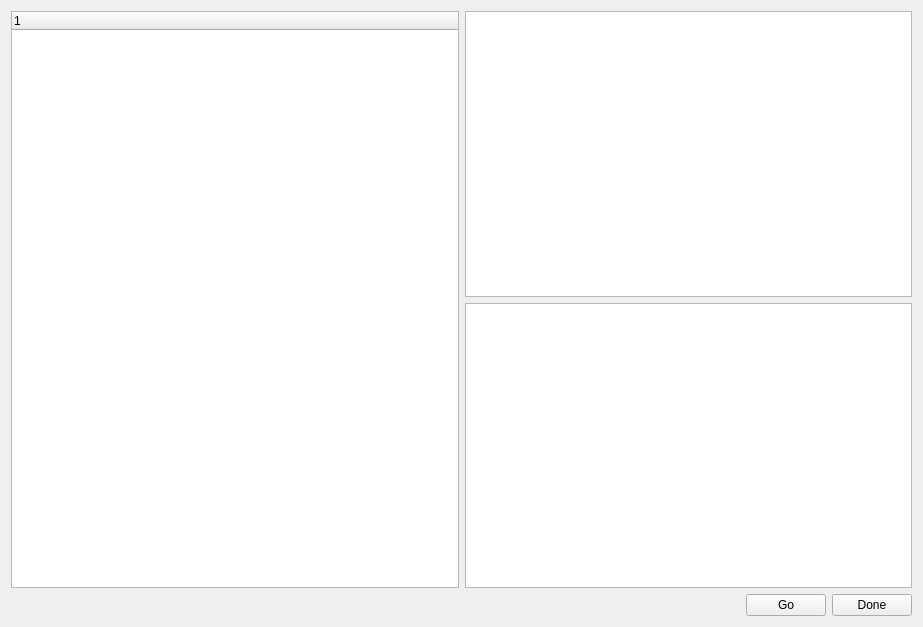
Qt form bender.ui (tytell/Bender2) before a commit.
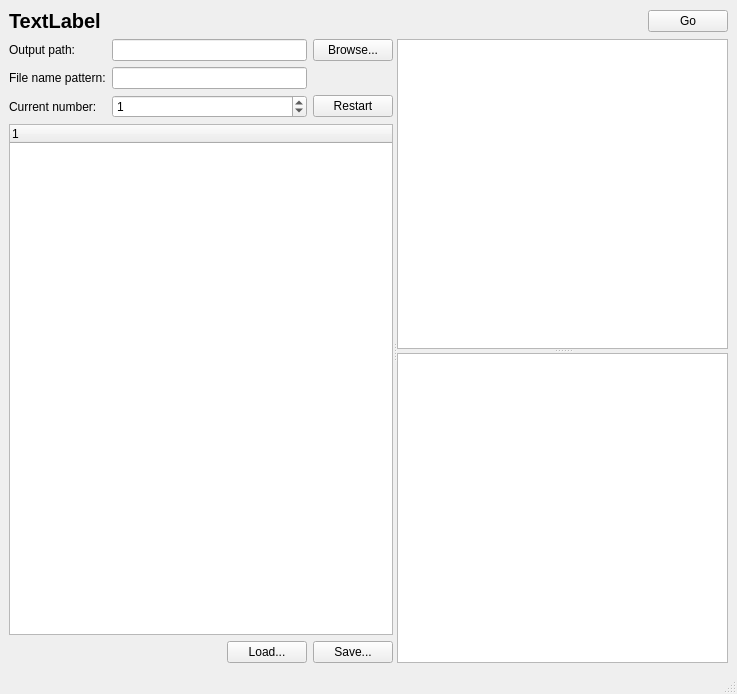
The same form after that commit. Custom widgets are drawn as their Qt base class.

Commit message: Basic functionality with ParameterTree works.

Patch:
```diff
--- a/bender.ui
+++ b/bender.ui
@@ -1,74 +1,174 @@
 <?xml version="1.0" encoding="UTF-8"?>
 <ui version="4.0">
- <class>Bender2Window</class>
- <widget class="QWidget" name="Bender2Window">
+ <class>BenderWindow</class>
+ <widget class="QMainWindow" name="BenderWindow">
   <property name="geometry">
    <rect>
     <x>0</x>
     <y>0</y>
-    <width>923</width>
-    <height>627</height>
+    <width>737</width>
+    <height>694</height>
    </rect>
   </property>
   <property name="windowTitle">
    <string>Bender2</string>
   </property>
-  <layout class="QVBoxLayout" name="verticalLayout_2">
-   <item>
-    <layout class="QHBoxLayout" name="horizontalLayout_2">
-     <item>
-      <widget class="ParameterTree" name="parameterTree">
-       <column>
+  <widget class="QWidget" name="centralwidget">
+   <layout class="QVBoxLayout" name="verticalLayout_2" stretch="0,100">
+    <item>
+     <layout class="QHBoxLayout" name="horizontalLayout">
+      <item>
+       <widget class="QLabel" name="fileNameLabel">
+        <property name="font">
+         <font>
+          <pointsize>15</pointsize>
+          <weight>75</weight>
+          <bold>true</bold>
+         </font>
+        </property>
         <property name="text">
-         <string notr="true">1</string>
+         <string>TextLabel</string>
         </property>
-       </column>
+       </widget>
+      </item>
+      <item>
+       <spacer name="horizontalSpacer">
+        <property name="orientation">
+         <enum>Qt::Horizontal</enum>
+        </property>
+        <property name="sizeHint" stdset="0">
+         <size>
+          <width>40</width>
+          <height>20</height>
+         </size>
+        </property>
+       </spacer>
+      </item>
+      <item>
+       <widget class="QPushButton" name="goButton">
+        <property name="text">
+         <string>Go</string>
+        </property>
+       </widget>
+      </item>
+     </layout>
+    </item>
+    <item>
+     <widget class="QSplitter" name="verticalSplitter">
+      <property name="orientation">
+       <enum>Qt::Horizontal</enum>
+      </property>
+      <widget class="QWidget" name="verticalLayoutWidget">
+       <layout class="QVBoxLayout" name="verticalLayout">
+        <item>
+         <layout class="QGridLayout" name="gridLayout">
+          <item row="1" column="1">
+           <widget class="QLineEdit" name="fileNamePatternEdit"/>
+          </item>
+          <item row="0" column="1">
+           <widget class="QLineEdit" name="outputPathEdit"/>
+          </item>
+          <item row="1" column="0">
+           <widget class="QLabel" name="label_2">
+            <property name="text">
+             <string>File name pattern:</string>
+            </property>
+           </widget>
+          </item>
+          <item row="0" column="2">
+           <widget class="QPushButton" name="browseOutputPathButton">
+            <property name="text">
+             <string>Browse...</string>
+            </property>
+           </widget>
+          </item>
+          <item row="0" column="0">
+           <widget class="QLabel" name="label">
+            <property name="text">
+             <string>Output path:</string>
+            </property>
+           </widget>
+          </item>
+          <item row="2" column="0">
+           <widget class="QLabel" name="label_3">
+            <property name="text">
+             <string>Current number:</string>
+            </property>
+           </widget>
+          </item>
+          <item row="2" column="1">
+           <widget class="QSpinBox" name="curFileNumberBox">
+            <property name="maximum">
+             <number>10000</number>
+            </property>
+            <property name="value">
+             <number>1</number>
+            </property>
+           </widget>
+          </item>
+          <item row="2" column="2">
+           <widget class="QPushButton" name="restartNumberingButton">
+            <property name="text">
+             <string>Restart</string>
+            </property>
+           </widget>
+          </item>
+         </layout>
+        </item>
+        <item>
+         <widget class="ParameterTree" name="parameterTreeWidget">
+          <column>
+           <property name="text">
+            <string notr="true">1</string>
+           </property>
+          </column>
+         </widget>
+        </item>
+        <item>
+         <layout class="QHBoxLayout" name="horizontalLayout_2">
+          <item>
+           <spacer name="horizontalSpacer_2">
+            <property name="orientation">
+             <enum>Qt::Horizontal</enum>
+            </property>
+            <property name="sizeHint" stdset="0">
+             <size>
+              <width>40</width>
+              <height>20</height>
+             </size>
+            </property>
+           </spacer>
+          </item>
+          <item>
+           <widget class="QPushButton" name="loadParametersButton">
+            <property name="text">
+             <string>Load...</string>
+            </property>
+           </widget>
+          </item>
+          <item>
+           <widget class="QPushButton" name="saveParametersButton">
+            <property name="text">
+             <string>Save...</string>
+            </property>
+           </widget>
+          </item>
+         </layout>
+        </item>
+       </layout>
       </widget>
-     </item>
-     <item>
-      <layout class="QVBoxLayout" name="verticalLayout">
-       <item>
-        <widget class="PlotWidget" name="plot1Widget"/>
-       </item>
-       <item>
-        <widget class="PlotWidget" name="plot2Widget"/>
-       </item>
-      </layout>
-     </item>
-    </layout>
-   </item>
-   <item>
-    <layout class="QHBoxLayout" name="horizontalLayout">
-     <item>
-      <spacer name="horizontalSpacer">
+      <widget class="QSplitter" name="plotSplitter">
        <property name="orientation">
-        <enum>Qt::Horizontal</enum>
+        <enum>Qt::Vertical</enum>
        </property>
-       <property name="sizeHint" stdset="0">
-        <size>
-         <width>40</width>
-         <height>20</height>
-        </size>
-       </property>
-      </spacer>
-     </item>
-     <item>
-      <widget class="QPushButton" name="goButton">
-       <property name="text">
-        <string>Go</string>
-       </property>
+       <widget class="PlotWidget" name="plot1Widget"/>
+       <widget class="PlotWidget" name="plot2Widget"/>
       </widget>
-     </item>
-     <item>
-      <widget class="QPushButton" name="doneButton">
-       <property name="text">
-        <string>Done</string>
-       </property>
-      </widget>
-     </item>
-    </layout>
-   </item>
-  </layout>
+     </widget>
+    </item>
+   </layout>
+  </widget>
+  <widget class="QStatusBar" name="statusbar"/>
  </widget>
  <customwidgets>
   <customwidget>
```
Left out of the diff: 2 changed lines with no effect on the pictures. The commit also changes 2 other files.
